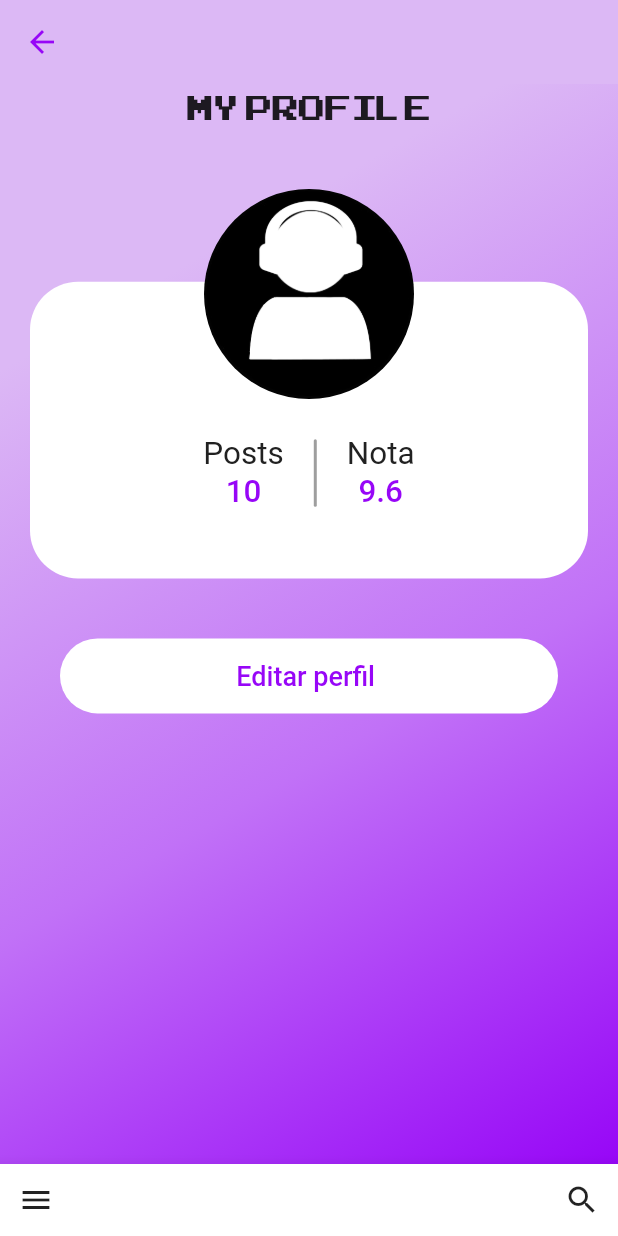
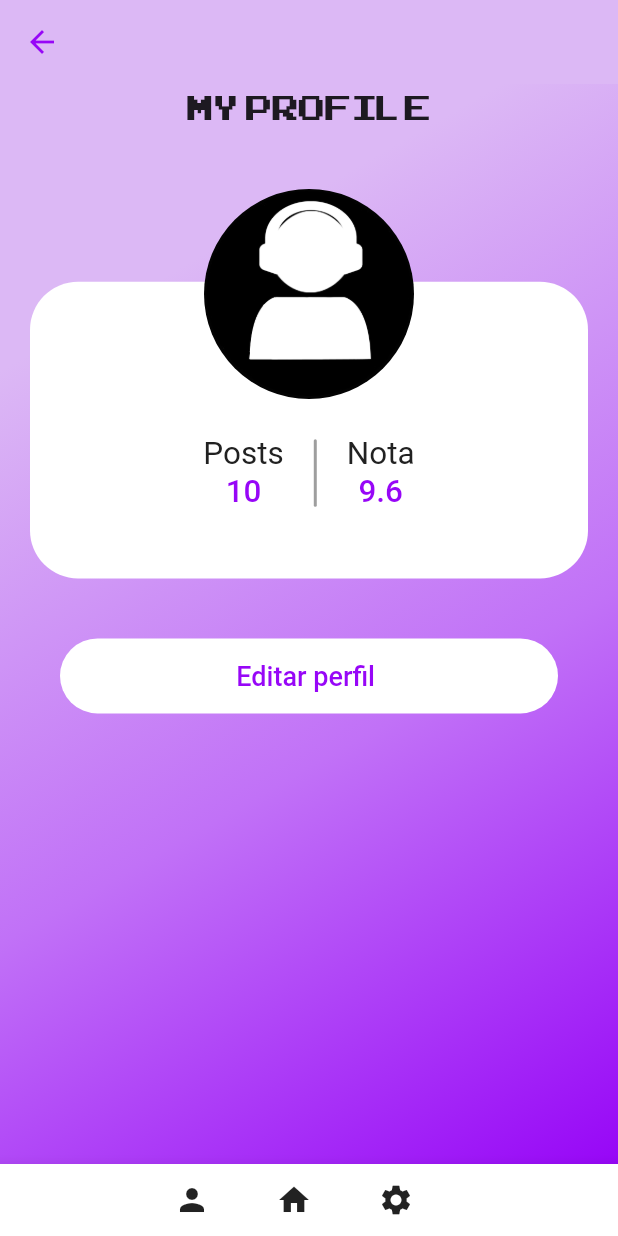
Before and after one commit to PedroPassos87/nuniplay, a Flutter app: the HomePage screen opened directly, after a tap on the "person" icon, on a phone screen of 412 x 824 dp. Run offline on Flutter 3.47's test engine with Material 2 defaults, Android fonts, the phone set to English and light mode, and no system bars; our stand-ins replace cloud_firestore, firebase_auth, firebase_core, flutter_spinkit, google_sign_in, image_picker; accounts and stored records are empty.

Commit message:
mais melhorias bottombar

```diff
--- a/lib/pages/edit_page.dart
+++ b/lib/pages/edit_page.dart
@@ -3,6 +3,7 @@
 import 'package:cloud_firestore/cloud_firestore.dart';
 import 'package:firebase_auth/firebase_auth.dart';
 import 'package:flutter/material.dart';
+import 'package:uniplay/components/my_bottomBar.dart';
 import 'package:uniplay/database/get_user_nick.dart';
 
 class editPage extends StatefulWidget {
@@ -53,6 +54,7 @@ class _editPageState extends State<editPage> {
           )
         ],
       )),
+      bottomNavigationBar: MyNavigationBar(),
     );
   }
 }
--- a/lib/pages/home_page.dart
+++ b/lib/pages/home_page.dart
@@ -21,46 +21,6 @@ class HomePage extends StatefulWidget {
 class _HomePageState extends State<HomePage> {
   // user
   final currentUser = FirebaseAuth.instance.currentUser!;
-
-  // navigate to profile
-  void goToProfilePage() {
-    // pop menu drawer
-    Navigator.pop(context);
-
-    // go to profile page
-    Navigator.push(
-      context,
-      MaterialPageRoute(
-        builder: (context) => ProfilePage(),
-      ),
-    );
-  }
-
-  void goToHomePage() {
-    // pop menu drawer
-    Navigator.pop(context);
-
-    // go to home page
-    Navigator.push(
-      context,
-      MaterialPageRoute(
-        builder: (context) => HomePage(),
-      ),
-    );
-  }
-
-  void goToEditPage() {
-    // pop menu drawer
-    Navigator.pop(context);
-
-    // go to home page
-    Navigator.push(
-      context,
-      MaterialPageRoute(
-        builder: (context) => editPage(),
-      ),
-    );
-  }
 
   // text controllers for each part of the post
   final titleController = TextEditingController();
@@ -188,11 +148,7 @@ class _HomePageState extends State<HomePage> {
           ),
         ],
       ),
-      bottomNavigationBar: MyNavigationBar(
-        onHomePressed: goToHomePage,
-        onProfilePressed: goToProfilePage,
-        onEditPressed: goToEditPage,
-      ),
+      bottomNavigationBar: MyNavigationBar(),
     );
   }
 }
--- a/lib/pages/profile_page.dart
+++ b/lib/pages/profile_page.dart
@@ -5,6 +5,7 @@ import 'package:cloud_firestore/cloud_firestore.dart';
 import 'package:firebase_auth/firebase_auth.dart';
 import 'package:flutter/material.dart';
 import 'package:flutter/rendering.dart';
+import 'package:uniplay/components/my_bottomBar.dart';
 import 'home_page.dart';
 import 'package:image_picker/image_picker.dart';
 import '../database/get_user_nick.dart';
@@ -311,22 +312,7 @@ class _ProfilePageState extends State<ProfilePage> {
               ),
             ),
           ),
-          bottomNavigationBar: BottomAppBar(
-            child: Row(
-              mainAxisSize: MainAxisSize.max,
-              mainAxisAlignment: MainAxisAlignment.spaceBetween,
-              children: <Widget>[
-                IconButton(
-                  icon: Icon(Icons.menu),
-                  onPressed: goToHomePage,
-                ),
-                IconButton(
-                  icon: Icon(Icons.search),
-                  onPressed: () {},
-                ),
-              ],
-            ),
-          ),
+          bottomNavigationBar: MyNavigationBar(),
         ),
       ],
     );
```
Also changed, not shown: lib/components/my_bottomBar.dart (+46 -15 lines).
